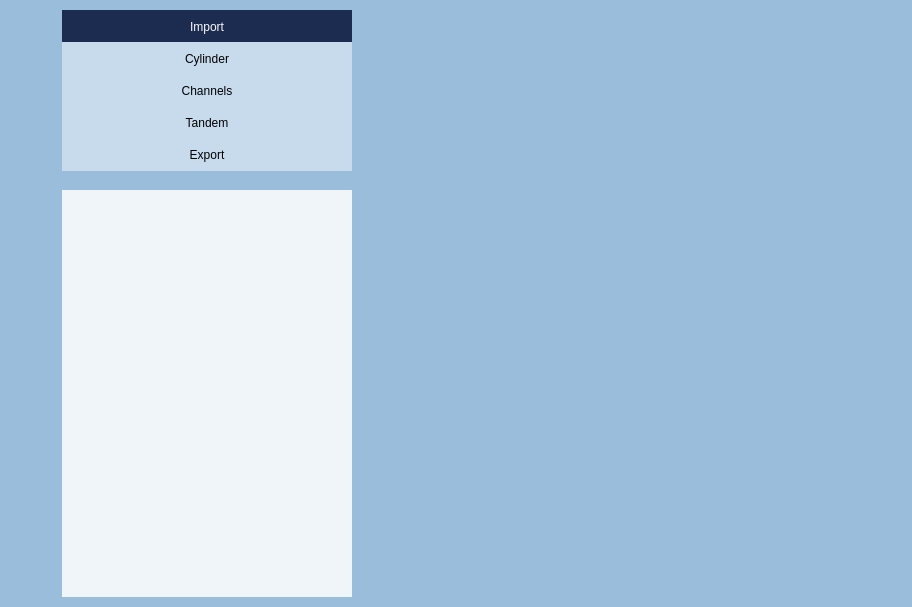
Above: src/windows/ui/main_window.ui from brachify/brachify before the change. Below: the same form after it.
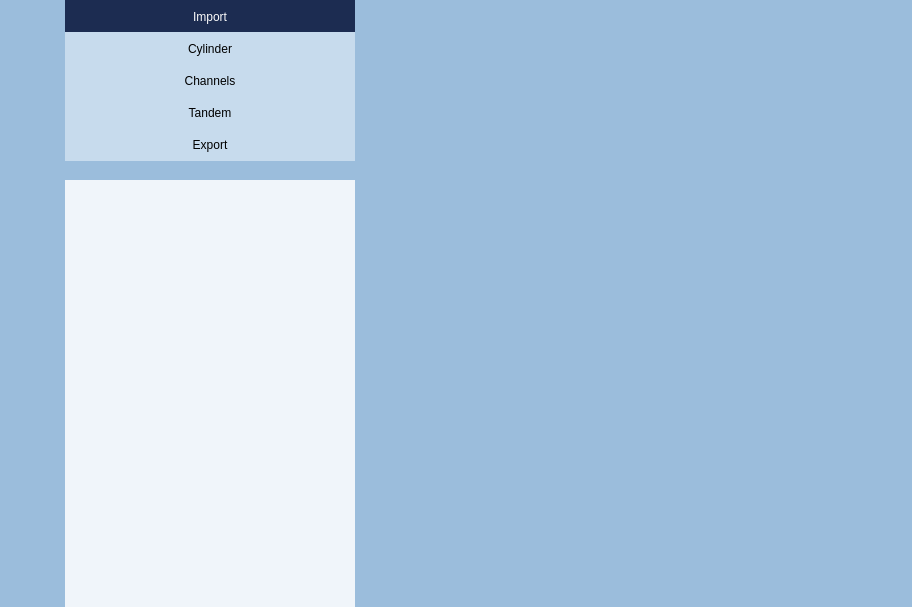
That is the form after the change. Icons and pictures are not drawn.

Commit message: removes border in the Brachify window

```diff
--- a/src/windows/ui/main_window.ui
+++ b/src/windows/ui/main_window.ui
@@ -26,13 +26,13 @@
      <number>0</number>
     </property>
     <property name="topMargin">
-     <number>10</number>
+     <number>0</number>
     </property>
     <property name="rightMargin">
-     <number>10</number>
+     <number>0</number>
     </property>
     <property name="bottomMargin">
-     <number>5</number>
+     <number>0</number>
     </property>
     <property name="spacing">
      <number>0</number>
@@ -49,7 +49,7 @@
        <number>0</number>
       </property>
       <property name="bottomMargin">
-       <number>5</number>
+       <number>0</number>
       </property>
       <item>
        <widget class="QWidget" name="display_view_widget" native="true">
@@ -87,6 +87,9 @@
          <property name="bottomMargin">
           <number>0</number>
          </property>
+         <property name="spacing">
+          <number>0</number>
+         </property>
         </layout>
        </widget>
       </item>
@@ -107,7 +110,7 @@
        <number>0</number>
       </property>
       <property name="bottomMargin">
-       <number>5</number>
+       <number>0</number>
       </property>
       <item>
        <widget class="QWidget" name="top_menu_bar" native="true">
```
The commit also changes 1 other file.
